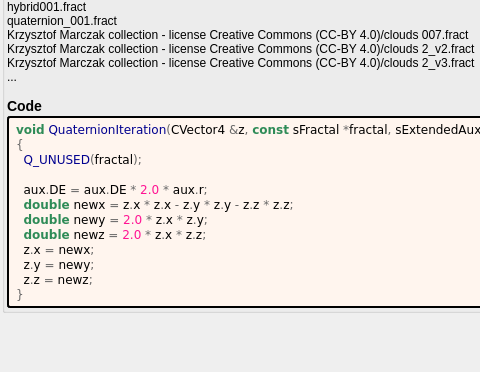
The window that mandelbulber2/formula/ui/quaternion.ui (buddhi1980/mandelbulber2) describes before a commit, drawn with Qt 5; both pictures show x 0 to 480 and y 100 to 472 of the 619 by 472 pixel window.
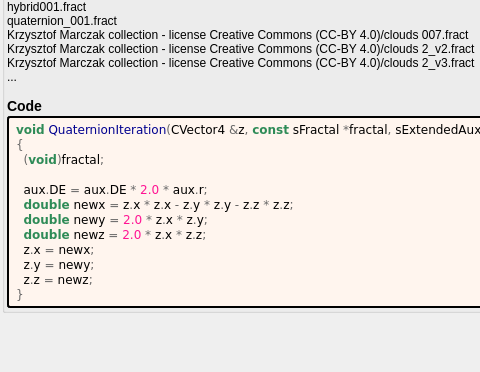
The same window after the commit. Custom widgets are drawn as their Qt base class.

Patch:
```diff
--- a/mandelbulber2/formula/ui/quaternion.ui
+++ b/mandelbulber2/formula/ui/quaternion.ui
@@ -92,7 +92,7 @@
          <string notr="true">&lt;body style=&quot;background-color:#fff5ee&quot;&gt;
 &lt;pre style=&quot;color:#000000; background-color:#fff5ee;  font-family:&#039;Courier New&#039;,monospace;white-space: pre-wrap;&quot;&gt;&lt;span style=&quot;color:#2e8b57; font-weight:bold&quot;&gt;void&lt;/span&gt; &lt;span style=&quot;color:#00008f&quot;&gt;QuaternionIteration&lt;/span&gt;&lt;span style=&quot;color:#676767&quot;&gt;(&lt;/span&gt;CVector4 &lt;span style=&quot;color:#676767&quot;&gt;&amp;amp;&lt;/span&gt;z&lt;span style=&quot;color:#676767&quot;&gt;,&lt;/span&gt; &lt;span style=&quot;color:#2e8b57; font-weight:bold&quot;&gt;const&lt;/span&gt; sFractal &lt;span style=&quot;color:#676767&quot;&gt;*&lt;/span&gt;fractal&lt;span style=&quot;color:#676767&quot;&gt;,&lt;/span&gt; sExtendedAux &lt;span style=&quot;color:#676767&quot;&gt;&amp;amp;&lt;/span&gt;aux&lt;span style=&quot;color:#676767&quot;&gt;)&lt;/span&gt;
 &lt;span style=&quot;color:#676767&quot;&gt;{&lt;/span&gt;
-  &lt;span style=&quot;color:#00008f&quot;&gt;Q_UNUSED&lt;/span&gt;&lt;span style=&quot;color:#676767&quot;&gt;(&lt;/span&gt;fractal&lt;span style=&quot;color:#676767&quot;&gt;);&lt;/span&gt;
+  &lt;span style=&quot;color:#676767&quot;&gt;(&lt;/span&gt;&lt;span style=&quot;color:#2e8b57; font-weight:bold&quot;&gt;void&lt;/span&gt;&lt;span style=&quot;color:#676767&quot;&gt;)&lt;/span&gt;fractal&lt;span style=&quot;color:#676767&quot;&gt;;&lt;/span&gt;
 
   aux&lt;span style=&quot;color:#676767&quot;&gt;.&lt;/span&gt;DE &lt;span style=&quot;color:#676767&quot;&gt;=&lt;/span&gt; aux&lt;span style=&quot;color:#676767&quot;&gt;.&lt;/span&gt;DE &lt;span style=&quot;color:#676767&quot;&gt;*&lt;/span&gt; &lt;span style=&quot;color:#ff1493&quot;&gt;2.0&lt;/span&gt; &lt;span style=&quot;color:#676767&quot;&gt;*&lt;/span&gt; aux&lt;span style=&quot;color:#676767&quot;&gt;.&lt;/span&gt;r&lt;span style=&quot;color:#676767&quot;&gt;;&lt;/span&gt;
   &lt;span style=&quot;color:#2e8b57; font-weight:bold&quot;&gt;double&lt;/span&gt; newx &lt;span style=&quot;color:#676767&quot;&gt;=&lt;/span&gt; z&lt;span style=&quot;color:#676767&quot;&gt;.&lt;/span&gt;x &lt;span style=&quot;color:#676767&quot;&gt;*&lt;/span&gt; z&lt;span style=&quot;color:#676767&quot;&gt;.&lt;/span&gt;x &lt;span style=&quot;color:#676767&quot;&gt;-&lt;/span&gt; z&lt;span style=&quot;color:#676767&quot;&gt;.&lt;/span&gt;y &lt;span style=&quot;color:#676767&quot;&gt;*&lt;/span&gt; z&lt;span style=&quot;color:#676767&quot;&gt;.&lt;/span&gt;y &lt;span style=&quot;color:#676767&quot;&gt;-&lt;/span&gt; z&lt;span style=&quot;color:#676767&quot;&gt;.&lt;/span&gt;z &lt;span style=&quot;color:#676767&quot;&gt;*&lt;/span&gt; z&lt;span style=&quot;color:#676767&quot;&gt;.&lt;/span&gt;z&lt;span style=&quot;color:#676767&quot;&gt;;&lt;/span&gt;
```
